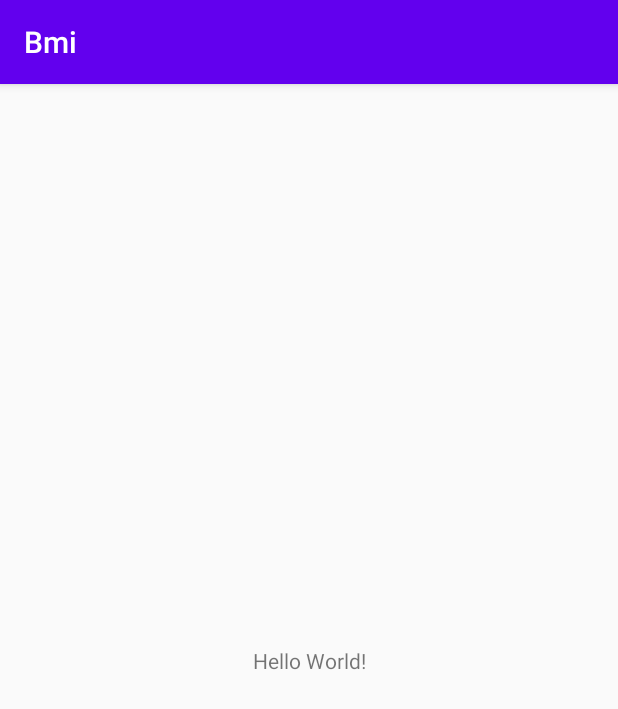
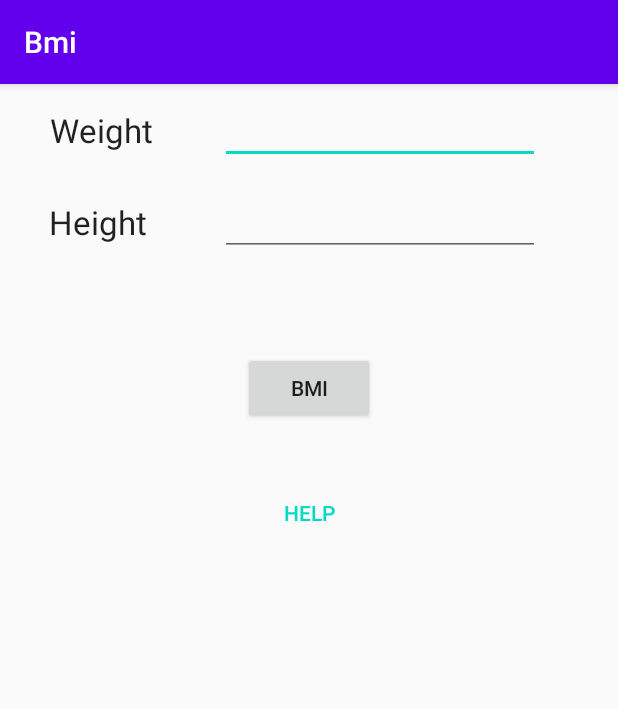
Before and after one commit to louispan830817/Bmi, an Android app: the screen it shows after launch (MainActivity), on a phone screen of 412 x 824 dp. Shown: the top 709 px of the screen. Run offline under Robolectric (Android 15) with nearby library versions, the phone set to English and light mode, and no system bars.

Commit message:
Add:create design ui for bmi page

```diff
--- a/app/src/main/res/layout/activity_main.xml
+++ b/app/src/main/res/layout/activity_main.xml
@@ -7,12 +7,85 @@
     tools:context=".MainActivity">
 
     <TextView
+        android:id="@+id/weight_title"
+        style="@style/Widget.AppCompat.TextView.SpinnerItem"
         android:layout_width="wrap_content"
         android:layout_height="wrap_content"
-        android:text="Hello World!"
-        app:layout_constraintBottom_toBottomOf="parent"
-        app:layout_constraintLeft_toLeftOf="parent"
-        app:layout_constraintRight_toRightOf="parent"
-        app:layout_constraintTop_toTopOf="parent" />
+        android:layout_marginStart="16dp"
+        android:layout_marginTop="16dp"
+        android:layout_marginEnd="12dp"
+        android:text="Weight"
+        android:textAppearance="@style/TextAppearance.AppCompat.Large"
+        app:fontFamily="sans-serif"
+        app:layout_constraintEnd_toStartOf="@+id/guideline"
+        app:layout_constraintStart_toStartOf="parent"
+        app:layout_constraintTop_toTopOf="parent"
+        app:textAllCaps="false" />
+
+    <EditText
+        android:id="@+id/ed_weight"
+        android:layout_width="wrap_content"
+        android:layout_height="wrap_content"
+        android:layout_marginStart="16dp"
+        android:ems="10"
+        android:inputType="phone"
+        android:text=""
+        app:layout_constraintBottom_toBottomOf="@+id/weight_title"
+        app:layout_constraintStart_toStartOf="@+id/guideline"
+        app:layout_constraintTop_toTopOf="@+id/weight_title" />
+
+    <TextView
+        android:id="@+id/height_title"
+        android:layout_width="wrap_content"
+        android:layout_height="wrap_content"
+        android:layout_marginStart="16dp"
+        android:layout_marginTop="32dp"
+        android:layout_marginEnd="16dp"
+        android:text="Height"
+        android:textAppearance="@style/TextAppearance.AppCompat.Large"
+        app:layout_constraintEnd_toStartOf="@+id/guideline"
+        app:layout_constraintStart_toStartOf="parent"
+        app:layout_constraintTop_toBottomOf="@+id/weight_title" />
+
+    <EditText
+        android:id="@+id/ed_height"
+        android:layout_width="wrap_content"
+        android:layout_height="wrap_content"
+        android:layout_marginStart="16dp"
+        android:ems="10"
+        android:inputType="phone"
+        android:text=""
+        app:layout_constraintBottom_toBottomOf="@+id/height_title"
+        app:layout_constraintStart_toStartOf="@+id/guideline"
+        app:layout_constraintTop_toTopOf="@+id/height_title" />
+
+    <android.support.constraint.Guideline
+        android:id="@+id/guideline"
+        android:layout_width="wrap_content"
+        android:layout_height="wrap_content"
+        android:orientation="vertical"
+        app:layout_constraintGuide_begin="131dp" />
+
+    <Button
+        android:id="@+id/button_bmi"
+        style="@style/Widget.AppCompat.Button"
+        android:layout_width="wrap_content"
+        android:layout_height="wrap_content"
+        android:layout_marginTop="64dp"
+        android:text="Bmi"
+        app:layout_constraintEnd_toEndOf="parent"
+        app:layout_constraintStart_toStartOf="parent"
+        app:layout_constraintTop_toBottomOf="@+id/ed_height" />
+
+    <Button
+        android:id="@+id/button_help"
+        style="@style/Widget.AppCompat.Button.ButtonBar.AlertDialog"
+        android:layout_width="wrap_content"
+        android:layout_height="wrap_content"
+        android:layout_marginTop="32dp"
+        android:text="Help"
+        app:layout_constraintEnd_toEndOf="parent"
+        app:layout_constraintStart_toStartOf="parent"
+        app:layout_constraintTop_toBottomOf="@+id/button_bmi" />
 
 </android.support.constraint.ConstraintLayout>
```
Also changed, not shown: app/src/main/java/com/louis/bmi/Person.java (deleted, +0 -15 lines), app/src/main/java/com/louis/bmi/Tester.java (+7 -2 lines), app/src/main/java/com/louis/bmi/value/Person.java (added, +31 -0 lines), app/src/main/java/com/louis/bmi/value/Student.java (added, +61 -0 lines).
